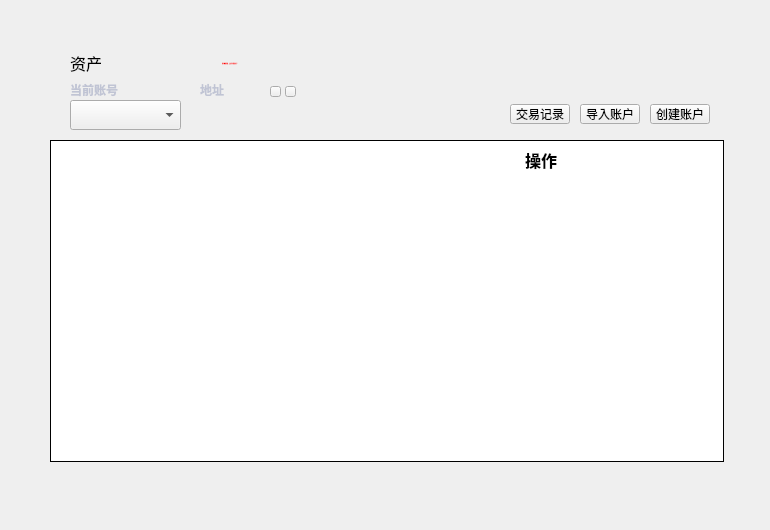
Qt form LNKWallet/mainpage.ui (HcashOrg/hx-indicator) before a commit.
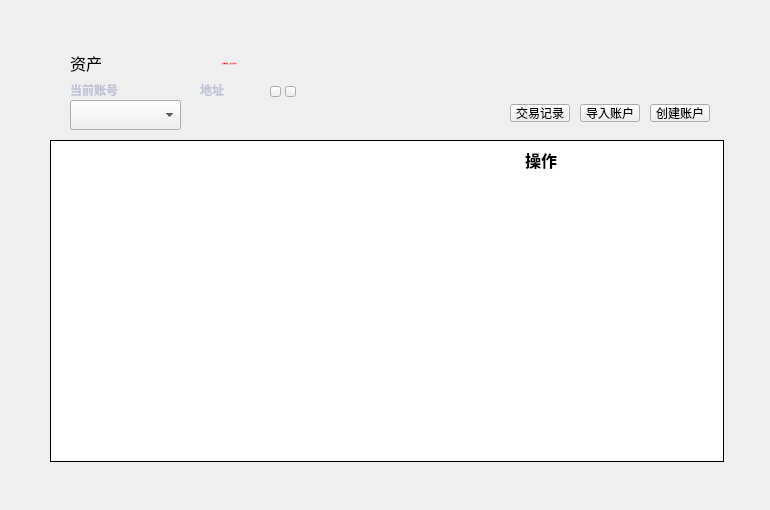
The same form after that commit. Icons and pictures are not drawn.

```diff
--- a/LNKWallet/mainpage.ui
+++ b/LNKWallet/mainpage.ui
@@ -7,7 +7,7 @@
     <x>0</x>
     <y>0</y>
     <width>770</width>
-    <height>530</height>
+    <height>510</height>
    </rect>
   </property>
   <property name="font">
@@ -54,7 +54,7 @@
      <x>650</x>
      <y>104</y>
      <width>60</width>
-     <height>20</height>
+     <height>18</height>
     </rect>
    </property>
    <property name="font">
@@ -197,7 +197,7 @@
      <x>580</x>
      <y>104</y>
      <width>60</width>
-     <height>20</height>
+     <height>18</height>
     </rect>
    </property>
    <property name="font">
@@ -393,7 +393,7 @@
      <x>510</x>
      <y>104</y>
      <width>60</width>
-     <height>20</height>
+     <height>18</height>
     </rect>
    </property>
    <property name="font">
```
Left out of the diff: 6 changed lines with no effect on the pictures.
